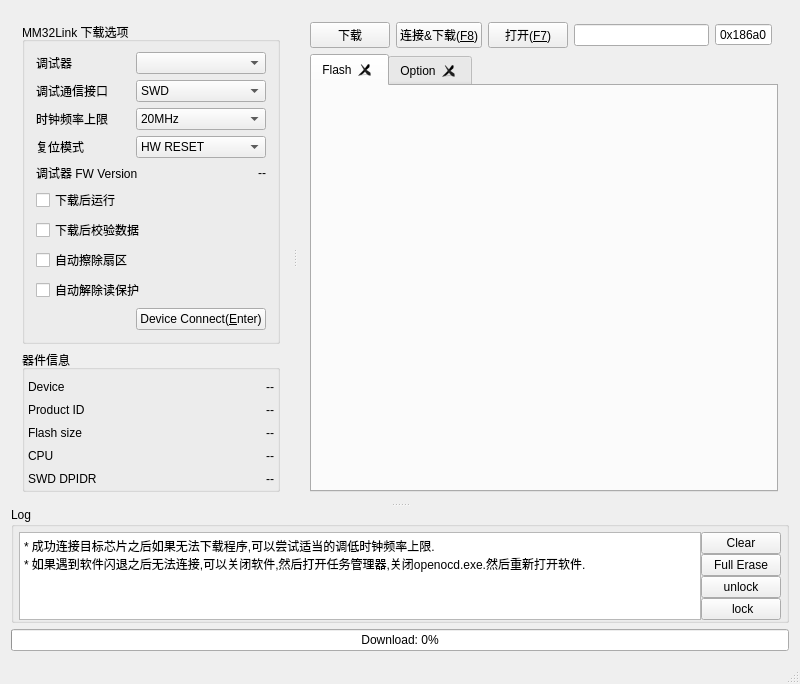
The window that UI/mm32_ui.ui (ChenDudo/mm32programmer_cmd) describes before a commit, drawn with Qt 5.
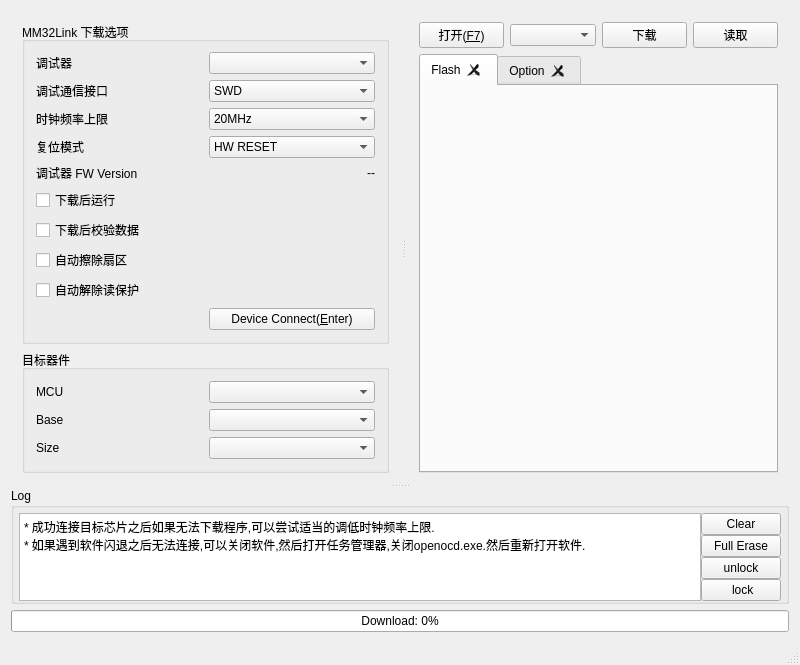
The same window after the commit. Icons and pictures are not drawn.

```diff
--- a/UI/mm32_ui.ui
+++ b/UI/mm32_ui.ui
@@ -7,7 +7,7 @@
     <x>0</x>
     <y>0</y>
     <width>800</width>
-    <height>610</height>
+    <height>619</height>
    </rect>
   </property>
   <property name="windowTitle">
@@ -42,6 +42,68 @@
        </property>
        <widget class="QWidget" name="layoutWidget">
         <layout class="QGridLayout" name="gridLayout_3" rowstretch="0,0" columnstretch="0">
+         <item row="1" column="0">
+          <widget class="QGroupBox" name="groupBox">
+           <property name="sizePolicy">
+            <sizepolicy hsizetype="Preferred" vsizetype="Preferred">
+             <horstretch>1</horstretch>
+             <verstretch>0</verstretch>
+            </sizepolicy>
+           </property>
+           <property name="title">
+            <string>目标器件</string>
+           </property>
+           <layout class="QGridLayout" name="gridLayout_9">
+            <item row="1" column="0">
+             <spacer name="verticalSpacer">
+              <property name="orientation">
+               <enum>Qt::Vertical</enum>
+              </property>
+              <property name="sizeHint" stdset="0">
+               <size>
+                <width>310</width>
+                <height>25</height>
+               </size>
+              </property>
+             </spacer>
+            </item>
+            <item row="0" column="0">
+             <layout class="QGridLayout" name="gridLayout">
+              <item row="0" column="0">
+               <widget class="QLabel" name="label_7">
+                <property name="text">
+                 <string>MCU</string>
+                </property>
+               </widget>
+              </item>
+              <item row="1" column="1">
+               <widget class="QComboBox" name="cmbAddr"/>
+              </item>
+              <item row="1" column="0">
+               <widget class="QLabel" name="label_9">
+                <property name="text">
+                 <string>Base</string>
+                </property>
+               </widget>
+              </item>
+              <item row="0" column="1">
+               <widget class="QComboBox" name="cmbMCU"/>
+              </item>
+              <item row="2" column="0">
+               <widget class="QLabel" name="label_10">
+                <property name="text">
+                 <string>Size</string>
+                </property>
+               </widget>
+              </item>
+              <item row="2" column="1">
+               <widget class="QComboBox" name="cmbSize"/>
+              </item>
+             </layout>
+            </item>
+           </layout>
+          </widget>
+         </item>
          <item row="0" column="0">
           <widget class="QGroupBox" name="groupBox_2">
            <property name="sizePolicy">
@@ -56,83 +118,10 @@
            <property name="title">
             <string>MM32Link 下载选项</string>
            </property>
-           <layout class="QGridLayout" name="gridLayout_2" rowstretch="0,0,0,0,0,0,0,0,0,0" rowminimumheight="0,0,0,0,0,0,0,0,0,0">
+           <layout class="QGridLayout" name="gridLayout_2" rowstretch="0,0,0,0,0,0,0,0,0,0">
             <property name="topMargin">
              <number>10</number>
             </property>
-            <item row="2" column="2" colspan="2">
-             <widget class="QComboBox" name="cbbFreq">
-              <item>
-               <property name="text">
-                <string>20MHz</string>
-               </property>
-              </item>
-              <item>
-               <property name="text">
-                <string>10MHz</string>
-               </property>
-              </item>
-              <item>
-               <property name="text">
-                <string>5MHz</string>
-               </property>
-              </item>
-              <item>
-               <property name="text">
-                <string>2MHz</string>
-               </property>
-              </item>
-              <item>
-               <property name="text">
-                <string>1MHz</string>
-               </property>
-              </item>
-              <item>
-               <property name="text">
-                <string>500KHz</string>
-               </property>
-              </item>
-              <item>
-               <property name="text">
-                <string>200KHz</string>
-               </property>
-              </item>
-              <item>
-               <property name="text">
-                <string>100KHz</string>
-               </property>
-              </item>
-              <item>
-               <property name="text">
-                <string>50KHz</string>
-               </property>
-              </item>
-             </widget>
-            </item>
-            <item row="4" column="3">
-             <widget class="QLabel" name="lblFWVersion">
-              <property name="text">
-               <string>--</string>
-              </property>
-              <property name="alignment">
-               <set>Qt::AlignRight|Qt::AlignTrailing|Qt::AlignVCenter</set>
-              </property>
-             </widget>
-            </item>
-            <item row="1" column="2" colspan="2">
-             <widget class="QComboBox" name="cbbPort">
-              <item>
-               <property name="text">
-                <string>SWD</string>
-               </property>
-              </item>
-              <item>
-               <property name="text">
-                <string>JTAG</string>
-               </property>
-              </item>
-             </widget>
-            </item>
             <item row="5" column="0" colspan="4">
              <widget class="QCheckBox" name="ckbRunAfterProg">
               <property name="text">
@@ -140,27 +129,6 @@
               </property>
              </widget>
             </item>
-            <item row="7" column="0" colspan="4">
-             <widget class="QCheckBox" name="ckbFullChipErase">
-              <property name="text">
-               <string>自动擦除扇区</string>
-              </property>
-             </widget>
-            </item>
-            <item row="6" column="0" colspan="4">
-             <widget class="QCheckBox" name="ckbVerify">
-              <property name="text">
-               <string>下载后校验数据</string>
-              </property>
-             </widget>
-            </item>
-            <item row="8" column="0" colspan="4">
-             <widget class="QCheckBox" name="ckbUnlock">
-              <property name="text">
-               <string>自动解除读保护</string>
-              </property>
-             </widget>
-            </item>
             <item row="9" column="2" colspan="2">
              <widget class="QPushButton" name="btnDeviceConnect">
               <property name="toolTip">
@@ -177,11 +145,18 @@
               </property>
              </widget>
             </item>
-            <item row="0" column="0">
-             <widget class="QLabel" name="label">
-              <property name="text">
-               <string>调试器</string>
-              </property>
+            <item row="1" column="2" colspan="2">
+             <widget class="QComboBox" name="cbbPort">
+              <item>
+               <property name="text">
+                <string>SWD</string>
+               </property>
+              </item>
+              <item>
+               <property name="text">
+                <string>JTAG</string>
+               </property>
+              </item>
              </widget>
             </item>
             <item row="3" column="0">
@@ -191,6 +166,27 @@
               </property>
              </widget>
             </item>
+            <item row="8" column="0" colspan="4">
+             <widget class="QCheckBox" name="ckbUnlock">
+              <property name="text">
+               <string>自动解除读保护</string>
+              </property>
+             </widget>
+            </item>
+            <item row="1" column="0">
+             <widget class="QLabel" name="label_2">
+              <property name="text">
+               <string>调试通信接口</string>
+              </property>
+             </widget>
+            </item>
+            <item row="0" column="0">
+             <widget class="QLabel" name="label">
+              <property name="text">
+               <string>调试器</string>
+              </property>
+             </widget>
+            </item>
             <item row="4" column="0" colspan="3">
              <widget class="QLabel" name="label_5">
               <property name="text">
@@ -198,19 +194,8 @@
               </property>
              </widget>
             </item>
-            <item row="1" column="0">
-             <widget class="QLabel" name="label_2">
-              <property name="text">
-               <string>调试通信接口</string>
-              </property>
-             </widget>
-            </item>
-            <item row="2" column="0">
-             <widget class="QLabel" name="label_3">
-              <property name="text">
-               <string>时钟频率上限</string>
-              </property>
-             </widget>
+            <item row="0" column="2" colspan="2">
+             <widget class="QComboBox" name="cbbSerialNumber"/>
             </item>
             <item row="3" column="2" colspan="2">
              <widget class="QComboBox" name="cbbResetMode">
@@ -231,132 +216,78 @@
               </item>
              </widget>
             </item>
-            <item row="0" column="2" colspan="2">
-             <widget class="QComboBox" name="cbbSerialNumber"/>
-            </item>
-           </layout>
-          </widget>
-         </item>
-         <item row="1" column="0">
-          <widget class="QGroupBox" name="groupBox">
-           <property name="sizePolicy">
-            <sizepolicy hsizetype="Preferred" vsizetype="Preferred">
-             <horstretch>1</horstretch>
-             <verstretch>0</verstretch>
-            </sizepolicy>
-           </property>
-           <property name="title">
-            <string>器件信息</string>
-           </property>
-           <layout class="QGridLayout" name="gridLayout" columnstretch="1,2">
-            <property name="leftMargin">
-             <number>3</number>
-            </property>
-            <property name="topMargin">
-             <number>10</number>
-            </property>
-            <property name="rightMargin">
-             <number>3</number>
-            </property>
-            <property name="bottomMargin">
-             <number>3</number>
-            </property>
-            <property name="horizontalSpacing">
-             <number>2</number>
-            </property>
-            <property name="verticalSpacing">
-             <number>9</number>
-            </property>
-            <item row="3" column="0">
-             <widget class="QLabel" name="label_8">
+            <item row="7" column="0" colspan="4">
+             <widget class="QCheckBox" name="ckbFullChipErase">
               <property name="text">
-               <string>CPU</string>
-              </property>
-             </widget>
-            </item>
-            <item row="6" column="0" colspan="2">
-             <spacer name="verticalSpacer">
-              <property name="orientation">
-               <enum>Qt::Vertical</enum>
-              </property>
-              <property name="sizeHint" stdset="0">
-               <size>
-                <width>20</width>
-                <height>40</height>
-               </size>
-              </property>
-             </spacer>
-            </item>
-            <item row="0" column="0">
-             <widget class="QLabel" name="label_7">
-              <property name="text">
-               <string>Device</string>
-              </property>
-             </widget>
-            </item>
-            <item row="1" column="1">
-             <widget class="QLabel" name="lblProductID">
-              <property name="text">
-               <string>--</string>
-              </property>
-              <property name="alignment">
-               <set>Qt::AlignRight|Qt::AlignTrailing|Qt::AlignVCenter</set>
-              </property>
-             </widget>
-            </item>
-            <item row="1" column="0">
-             <widget class="QLabel" name="label_9">
-              <property name="text">
-               <string>Product ID</string>
-              </property>
-             </widget>
-            </item>
-            <item row="0" column="1">
-             <widget class="QLabel" name="lblDeviceFamily">
-              <property name="text">
-               <string>--</string>
-              </property>
-              <property name="alignment">
-               <set>Qt::AlignRight|Qt::AlignTrailing|Qt::AlignVCenter</set>
-              </property>
-             </widget>
-            </item>
-            <item row="2" column="1">
-             <widget class="QLabel" name="lblFlashSize">
-              <property name="text">
-               <string>--</string>
-              </property>
-              <property name="alignment">
-               <set>Qt::AlignRight|Qt::AlignTrailing|Qt::AlignVCenter</set>
+               <string>自动擦除扇区</string>
               </property>
              </widget>
             </item>
             <item row="2" column="0">
-             <widget class="QLabel" name="label_10">
+             <widget class="QLabel" name="label_3">
               <property name="text">
-               <string>Flash size</string>
+               <string>时钟频率上限</string>
               </property>
              </widget>
             </item>
-            <item row="3" column="1">
-             <widget class="QLabel" name="lblProcessor">
-              <property name="text">
-               <string>--</string>
-              </property>
-              <property name="alignment">
-               <set>Qt::AlignRight|Qt::AlignTrailing|Qt::AlignVCenter</set>
-              </property>
+            <item row="2" column="2" colspan="2">
+             <widget class="QComboBox" name="cbbFreq">
+              <item>
+               <property name="text">
+                <string>20MHz</string>
+               </property>
+              </item>
+              <item>
+               <property name="text">
+                <string>10MHz</string>
+               </property>
+              </item>
+              <item>
+               <property name="text">
+                <string>5MHz</string>
+               </property>
+              </item>
+              <item>
+               <property name="text">
+                <string>2MHz</string>
+               </property>
+              </item>
+              <item>
+               <property name="text">
+                <string>1MHz</string>
+               </property>
+              </item>
+              <item>
+               <property name="text">
+                <string>500KHz</string>
+               </property>
+              </item>
+              <item>
+               <property name="text">
+                <string>200KHz</string>
+               </property>
+              </item>
+              <item>
+               <property name="text">
+                <string>100KHz</string>
+               </property>
+              </item>
+              <item>
+               <property name="text">
+                <string>50KHz</string>
+               </property>
+              </item>
              </widget>
             </item>
-            <item row="4" column="0">
-             <widget class="QLabel" name="label_16">
+            <item row="6" column="0" colspan="4">
+             <widget class="QCheckBox" name="ckbVerify">
               <property name="text">
-               <string>SWD DPIDR</string>
+               <string>下载后校验数据</string>
               </property>
              </widget>
             </item>
-            <item row="4" column="1">
-             <widget class="QLabel" name="lblIDCODE">
+            <item row="4" column="3">
+             <widget class="QLabel" name="lblFWVersion">
               <property name="text">
                <string>--</string>
               </property>
@@ -371,8 +302,15 @@
         </layout>
        </widget>
        <widget class="QWidget" name="layoutWidget">
-        <layout class="QGridLayout" name="gridLayout_4" rowstretch="0,0" columnstretch="0,0,0,0,0,0" rowminimumheight="0,0">
-         <item row="0" column="0">
+        <layout class="QGridLayout" name="gridLayout_4" rowstretch="0,0,0,0" columnstretch="0,0,0,0">
+         <item row="1" column="3">
+          <widget class="QPushButton" name="btnRead">
+           <property name="text">
+            <string>读取</string>
+           </property>
+          </widget>
+         </item>
+         <item row="1" column="2">
           <widget class="QPushButton" name="btnDownload">
            <property name="toolTip">
             <string>Ctrl+F8</string>
@@ -385,42 +323,7 @@
            </property>
           </widget>
          </item>
-         <item row="0" column="4">
-          <widget class="QSpinBox" name="spbAddress">
-           <property name="buttonSymbols">
-            <enum>QAbstractSpinBox::NoButtons</enum>
-           </property>
-           <property name="prefix">
-            <string>0x</string>
-           </property>
-           <property name="maximum">
-            <number>999999999</number>
-           </property>
-           <property name="value">
-            <number>134217728</number>
-           </property>
-           <property name="displayIntegerBase">
-            <number>16</number>
-           </property>
-          </widget>
-         </item>
-         <item row="0" column="3">
-          <widget class="QLineEdit" name="txtFilePath">
-           <property name="sizePolicy">
-            <sizepolicy hsizetype="Expanding" vsizetype="Fixed">
-             <horstretch>0</horstretch>
-             <verstretch>0</verstretch>
-            </sizepolicy>
-           </property>
-           <property name="acceptDrops">
-            <bool>true</bool>
-           </property>
-           <property name="dragEnabled">
-            <bool>true</bool>
-           </property>
-          </widget>
-         </item>
-         <item row="1" column="0" colspan="6">
+         <item row="3" column="0" colspan="4">
           <widget class="QTabWidget" name="tabOption">
            <property name="acceptDrops">
             <bool>true</bool>
@@ -520,7 +423,7 @@
            </widget>
           </widget>
          </item>
-         <item row="0" column="2">
+         <item row="1" column="0">
           <widget class="QPushButton" name="btnOpen">
            <property name="toolTip">
             <string>F7</string>
@@ -533,18 +436,8 @@
            </property>
           </widget>
          </item>
-         <item row="0" column="1">
-          <widget class="QPushButton" name="btnNetDownload">
-           <property name="toolTip">
-            <string>F8</string>
-           </property>
-           <property name="text">
-            <string>连接&amp;&amp;下载(&amp;F&amp;8)</string>
-           </property>
-           <property name="shortcut">
-            <string>F8</string>
-           </property>
-          </widget>
+         <item row="1" column="1">
+          <widget class="QComboBox" name="cmbHEX"/>
          </item>
         </layout>
        </widget>
```
Left out of the diff: 131 changed lines with no effect on the pictures.
